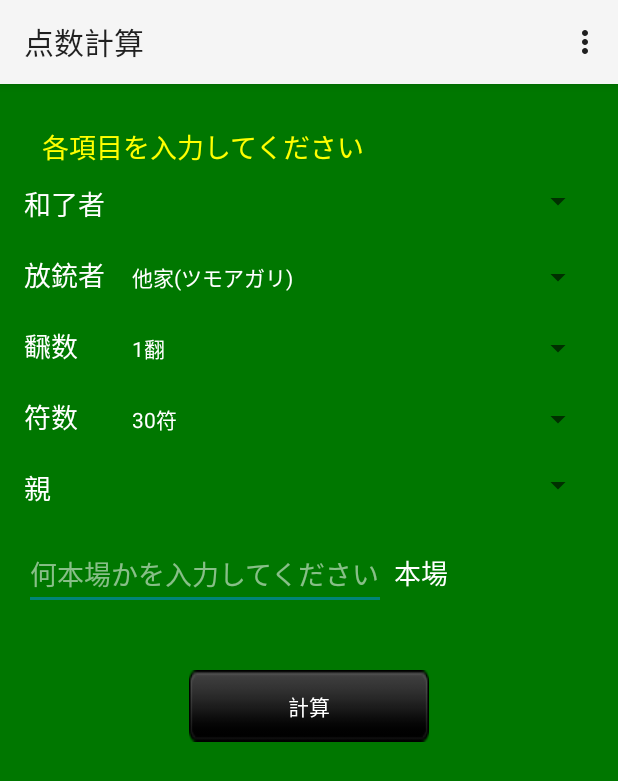
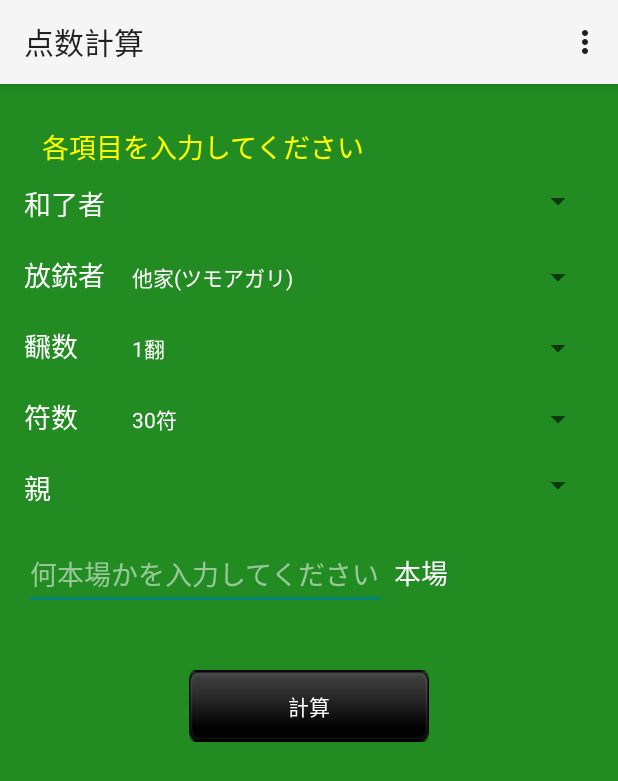
Before and after one commit to kobaken0029/calcmahjong, an Android app: the MahjongScoringActivity screen opened directly, with no data from a screen before it, on a phone screen of 412 x 824 dp. Shown: the top 781 px of the screen. Run offline under Robolectric (Android 15) with nearby library versions, the phone set to English and light mode, and no system bars.

Commit message:
fix layout background color

```diff
--- a/app/src/main/res/layout/activity_mahjong_scoring.xml
+++ b/app/src/main/res/layout/activity_mahjong_scoring.xml
@@ -6,7 +6,7 @@
     android:paddingRight="@dimen/activity_horizontal_margin"
     android:paddingTop="@dimen/activity_vertical_margin"
     android:paddingBottom="@dimen/activity_vertical_margin"
-    android:background="#FF007700"
+    android:background="@color/background_color"
     tools:context="eval.wit.ai.calcmahjong.activities.MahjongScoringActivity">
 
     <TextView
--- a/app/src/main/res/layout/activity_menu.xml
+++ b/app/src/main/res/layout/activity_menu.xml
@@ -3,7 +3,7 @@
     android:layout_width="match_parent"
     android:layout_height="match_parent"
     android:paddingTop="@dimen/activity_vertical_margin"
-    android:background="#007700"
+    android:background="@color/background_color"
     tools:context=".MenuActivity">
 
 
--- a/app/src/main/res/layout/activity_player_list.xml
+++ b/app/src/main/res/layout/activity_player_list.xml
@@ -6,7 +6,7 @@
     android:paddingRight="@dimen/activity_horizontal_margin"
     android:paddingTop="@dimen/activity_vertical_margin"
     android:paddingBottom="@dimen/activity_vertical_margin"
-    android:background="#007700"
+    android:background="@color/background_color"
     tools:context="eval.wit.ai.calcmahjong.activities.PlayerListActivity">
 
     <LinearLayout
--- a/app/src/main/res/layout/activity_player_record.xml
+++ b/app/src/main/res/layout/activity_player_record.xml
@@ -6,7 +6,7 @@
     android:paddingRight="@dimen/activity_horizontal_margin"
     android:paddingTop="@dimen/activity_vertical_margin"
     android:paddingBottom="@dimen/activity_vertical_margin"
-    android:background="#007700"
+    android:background="@color/background_color"
     tools:context="eval.wit.ai.calcmahjong.activities.PlayerRecordActivity">
 
     <LinearLayout
--- a/app/src/main/res/layout/activity_player_registration.xml
+++ b/app/src/main/res/layout/activity_player_registration.xml
@@ -6,7 +6,7 @@
     android:paddingRight="@dimen/activity_horizontal_margin"
     android:paddingTop="@dimen/activity_vertical_margin"
     android:paddingBottom="@dimen/activity_vertical_margin"
-    android:background="#007700"
+    android:background="@color/background_color"
     tools:context="eval.wit.ai.calcmahjong.activities.PlayerRegistrationActivity">
 
     <TextView
--- a/app/src/main/res/layout/activity_result.xml
+++ b/app/src/main/res/layout/activity_result.xml
@@ -6,7 +6,7 @@
     android:paddingRight="@dimen/activity_horizontal_margin"
     android:paddingTop="@dimen/activity_vertical_margin"
     android:paddingBottom="@dimen/activity_vertical_margin"
-    android:background="#FF007700"
+    android:background="@color/background_color"
     tools:context="eval.wit.ai.calcmahjong.activities.MahjongScoringActivity">
 
     <LinearLayout
--- a/app/src/main/res/layout/activity_score.xml
+++ b/app/src/main/res/layout/activity_score.xml
@@ -6,7 +6,7 @@
     android:paddingRight="@dimen/activity_horizontal_margin"
     android:paddingTop="@dimen/activity_vertical_margin"
     android:paddingBottom="@dimen/activity_vertical_margin"
-    android:background="#007700"
+    android:background="@color/background_color"
     tools:context="eval.wit.ai.calcmahjong.activities.ScoreActivity">
 
     <LinearLayout
--- a/app/src/main/res/menu/menu_menu.xml
+++ b/app/src/main/res/menu/menu_menu.xml
@@ -4,7 +4,7 @@
     tools:context=".MenuActivity">
     <item
         android:id="@+id/action_settings"
-        android:title="@string/menu"
+        android:title="@string/setting"
         android:orderInCategory="100"
         app:showAsAction="never" />
 </menu>
--- a/app/src/main/res/values/color.xml
+++ b/app/src/main/res/values/color.xml
@@ -1,4 +1,4 @@
 <?xml version="1.0" encoding="utf-8"?>
 <resources>
-    <color name="background_color">#007E4E</color>
+    <color name="background_color">#228B22</color>
 </resources>
```
Also changed, not shown: app/src/main/res/menu/menu_ryukyoku_dialog.xml (+5 -2 lines).
